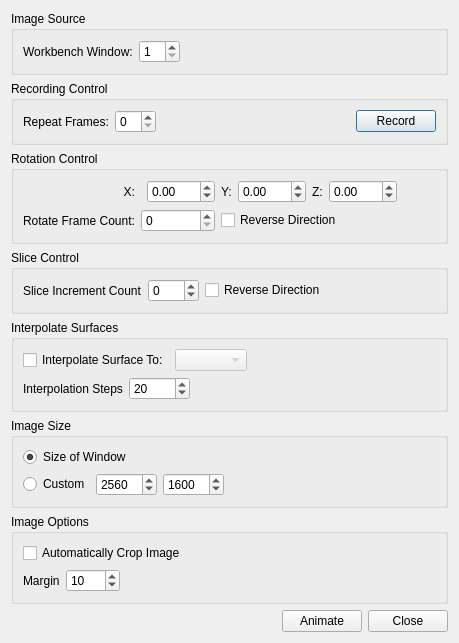
The window that src/GuiQt/MovieDialog.ui (Washington-University/workbench) describes before a commit, drawn with Qt 5.
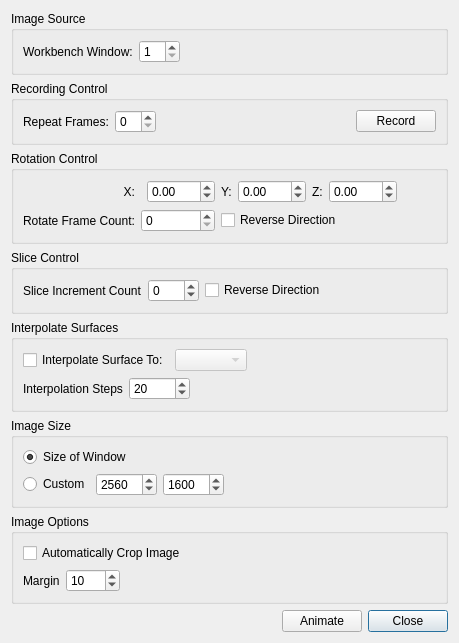
The same window after the commit.

Commit message: Fixed several issues with animation control.

Diff of the .ui file:
```diff
--- a/src/GuiQt/MovieDialog.ui
+++ b/src/GuiQt/MovieDialog.ui
@@ -526,6 +526,9 @@
        <property name="text">
         <string>Close</string>
        </property>
+       <property name="default">
+        <bool>true</bool>
+       </property>
       </widget>
      </item>
     </layout>
```
The commit also changes 1 other file.
